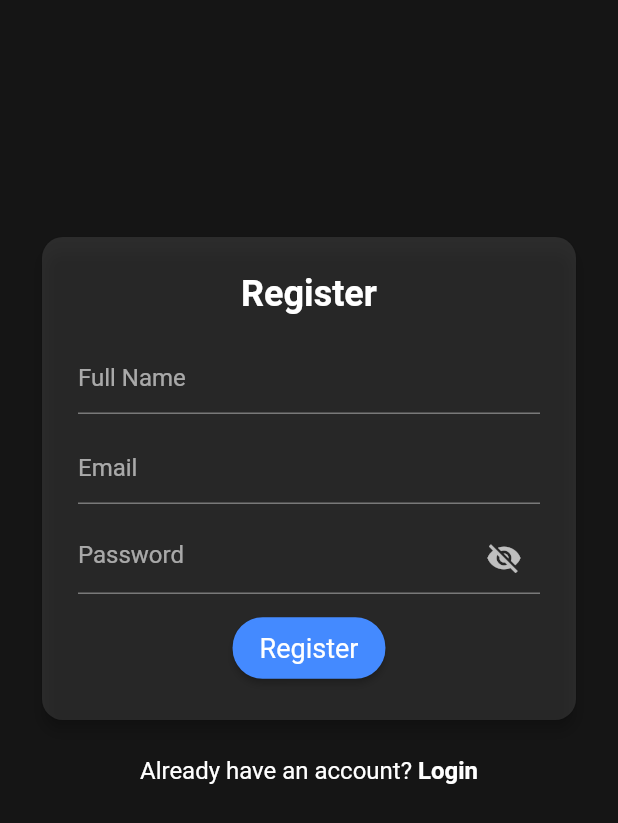
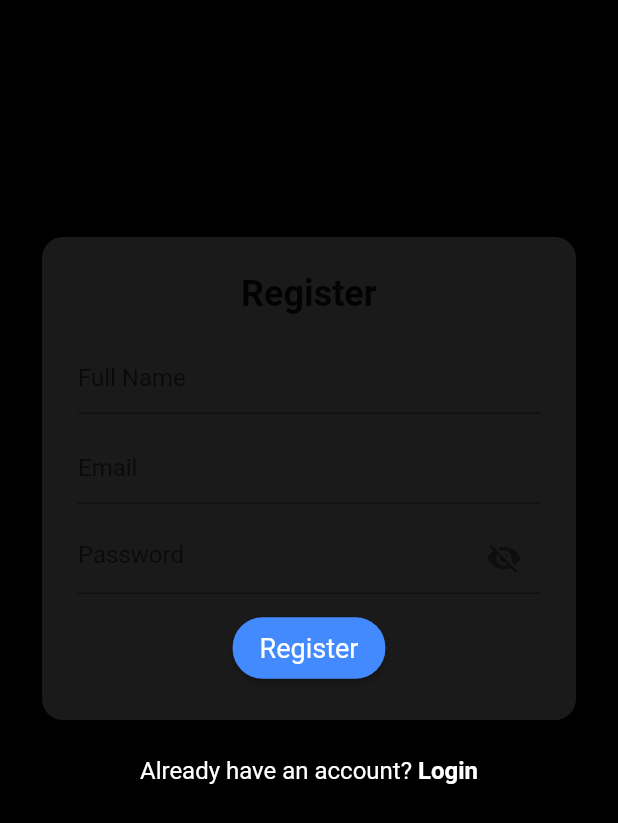
Before and after one commit to edward-billy/pay-u-mobile, a Flutter app: the screen it shows after launch, after a tap on "Login", after a tap on "Register", on a phone screen of 412 x 824 dp. Shown: the top 823 px of the screen. Run offline on Flutter 3.47's test engine with Material 2 defaults, Android fonts, the phone set to English and light mode, and no system bars; our stand-ins replace shared_preferences.

Commit message:
update api fetching login regist and logout

```diff
--- a/lib/main.dart
+++ b/lib/main.dart
@@ -14,16 +14,18 @@ class MyApp extends StatelessWidget {
     return MaterialApp(
       title: 'Flutter Demo',
       debugShowCheckedModeBanner: false,
-      home: CheckAuth(),
-      darkTheme: ThemeData(
-          brightness: Brightness.dark, accentColor: Colors.blueAccent),
-      themeMode: ThemeMode.dark,
+      home: const CheckAuth(),
+      darkTheme: ThemeData.dark(), // standard dark theme
+      themeMode: ThemeMode.system,
     );
   }
 }
 
 class CheckAuth extends StatefulWidget {
+  const CheckAuth({super.key});
+
   @override
+  // ignore: library_private_types_in_public_api
   _CheckAuthState createState() => _CheckAuthState();
 }
 
@@ -54,7 +56,7 @@ class _CheckAuthState extends State<CheckAuth> {
     if (isAuth) {
       child = Home();
     } else {
-      child = Login();
+      child = const Login();
     }
 
     return Scaffold(
--- a/lib/views/login.dart
+++ b/lib/views/login.dart
@@ -37,27 +37,27 @@ class _LoginState extends State<Login> {
   Widget build(BuildContext context) {
     return Scaffold(
       key: _scaffoldKey,
-      backgroundColor: Color(0xff151515),
+      backgroundColor: const Color(0xff151515),
       body: SafeArea(
         child: SingleChildScrollView(
-          padding: EdgeInsets.symmetric(horizontal: 28, vertical: 72),
+          padding: const EdgeInsets.symmetric(horizontal: 28, vertical: 72),
           child: Column(
             children: [
               Card(
                 elevation: 4.0,
                 color: Colors.white10,
-                margin: EdgeInsets.only(top: 86),
+                margin: const EdgeInsets.only(top: 86),
                 shape: RoundedRectangleBorder(
                   borderRadius: BorderRadius.circular(14),
                 ),
                 child: Padding(
-                  padding: EdgeInsets.all(24),
+                  padding: const EdgeInsets.all(24),
                   child: Form(
                     key: _formKey,
                     child: Column(
                       mainAxisAlignment: MainAxisAlignment.center,
                       children: [
-                        Text(
+                        const Text(
                           "Login",
                           textAlign: TextAlign.center,
                           style: TextStyle(
@@ -65,11 +65,11 @@ class _LoginState extends State<Login> {
                             fontWeight: FontWeight.bold,
                           ),
                         ),
-                        SizedBox(height: 18),
+                        const SizedBox(height: 18),
                         TextFormField(
                             cursorColor: Colors.blue,
                             keyboardType: TextInputType.text,
-                            decoration: InputDecoration(
+                            decoration: const InputDecoration(
                               hintText: "Email",
                             ),
                             validator: (emailValue) {
@@ -79,7 +79,7 @@ class _LoginState extends State<Login> {
                               email = emailValue;
                               return null;
                             }),
-                        SizedBox(height: 12),
+                        const SizedBox(height: 12),
                         TextFormField(
                             cursorColor: Colors.blue,
                             keyboardType: TextInputType.text,
@@ -100,44 +100,45 @@ class _LoginState extends State<Login> {
                               password = passwordValue;
                               return null;
                             }),
-                        SizedBox(height: 12),
+                        const SizedBox(height: 12),
                         ElevatedButton(
                           onPressed: () {
                             if (_formKey.currentState?.validate() ?? false) {
                               _login();
+                              debugPrint("test");
                             }
                           },
                           style: ElevatedButton.styleFrom(
-                            primary: Colors.blueAccent,
-                            onPrimary: Colors.white,
+                            foregroundColor: Colors.white,
+                            backgroundColor: Colors.blueAccent,
                             shape: RoundedRectangleBorder(
                               borderRadius: BorderRadius.circular(20.0),
                             ),
                           ),
                           child: Padding(
-                            padding: EdgeInsets.symmetric(
+                            padding: const EdgeInsets.symmetric(
                                 horizontal: 18, vertical: 10),
                             child: Text(
                               _isLoading ? 'Processing..' : 'Login',
-                              style: TextStyle(
+                              style: const TextStyle(
                                 fontSize: 18.0,
                                 fontWeight: FontWeight.normal,
                               ),
                             ),
                           ),
-                        )
+                        ),
                       ],
                     ),
                   ),
                 ),
               ),
-              SizedBox(
+              const SizedBox(
                 height: 24,
               ),
               Row(
                 mainAxisAlignment: MainAxisAlignment.center,
                 children: [
-                  Text(
+                  const Text(
                     "Does'nt have an account? ",
                     style: TextStyle(
                       color: Colors.white,
@@ -146,12 +147,10 @@ class _LoginState extends State<Login> {
                   ),
                   InkWell(
                     onTap: () {
-                      Navigator.push(
-                          context,
-                          new MaterialPageRoute(
-                              builder: (context) => Register()));
+                      Navigator.push(context,
+                          MaterialPageRoute(builder: (context) => Register()));
                     },
-                    child: Text(
+                    child: const Text(
                       'Register',
                       style: TextStyle(
                         color: Colors.white,
@@ -182,9 +181,10 @@ class _LoginState extends State<Login> {
       SharedPreferences localStorage = await SharedPreferences.getInstance();
       localStorage.setString('token', json.encode(body['token']));
       localStorage.setString('user', json.encode(body['user']));
+      // ignore: use_build_context_synchronously
       Navigator.pushReplacement(
         context,
-        new MaterialPageRoute(builder: (context) => Home()),
+        MaterialPageRoute(builder: (context) => Home()),
       );
     } else {
       _showMsg(body['message']);
--- a/lib/views/register.dart
+++ b/lib/views/register.dart
@@ -38,7 +38,7 @@ class _RegisterState extends State<Register> {
   Widget build(BuildContext context) {
     return Scaffold(
       key: _scaffoldKey,
-      backgroundColor: Color(0xff151515),
+      backgroundColor: Colors.black,
       body: SafeArea(
         child: SingleChildScrollView(
           padding: EdgeInsets.symmetric(horizontal: 28, vertical: 72),
@@ -47,7 +47,7 @@ class _RegisterState extends State<Register> {
               Card(
                 elevation: 4.0,
                 color: Colors.white10,
-                margin: EdgeInsets.only(top: 86),
+                margin: const EdgeInsets.only(top: 86),
                 shape: RoundedRectangleBorder(
                   borderRadius: BorderRadius.circular(14),
                 ),
@@ -126,16 +126,16 @@ class _RegisterState extends State<Register> {
                             }
                           },
                           style: ElevatedButton.styleFrom(
-                            padding: EdgeInsets.symmetric(
+                            foregroundColor: Colors.white,
+                            backgroundColor: Colors.blueAccent,
+                            padding: const EdgeInsets.symmetric(
                                 horizontal: 18, vertical: 10),
                             shape: RoundedRectangleBorder(
                                 borderRadius: BorderRadius.circular(20.0)),
-                            primary: Colors.blueAccent,
-                            onPrimary: Colors.white,
                           ),
                           child: Text(
                             _isLoading ? 'Processing..' : 'Register',
-                            style: TextStyle(
+                            style: const TextStyle(
                               fontSize: 18.0,
                               fontWeight: FontWeight.normal,
                             ),
@@ -146,13 +146,13 @@ class _RegisterState extends State<Register> {
                   ),
                 ),
               ),
-              SizedBox(
+              const SizedBox(
                 height: 24,
               ),
               Row(
                 mainAxisAlignment: MainAxisAlignment.center,
                 children: [
-                  Text(
+                  const Text(
                     "Already have an account? ",
                     style: TextStyle(
                       color: Colors.white,
@@ -162,9 +162,9 @@ class _RegisterState extends State<Register> {
                   InkWell(
                     onTap: () {
                       Navigator.pop(context,
-                          new MaterialPageRoute(builder: (context) => Login()));
+                          MaterialPageRoute(builder: (context) => Login()));
                     },
-                    child: Text(
+                    child: const Text(
                       'Login',
                       style: TextStyle(
                         color: Colors.white,
@@ -195,6 +195,7 @@ class _RegisterState extends State<Register> {
       SharedPreferences localStorage = await SharedPreferences.getInstance();
       localStorage.setString('token', json.encode(body['token']));
       localStorage.setString('user', json.encode(body['user']));
+      // ignore: use_build_context_synchronously
       Navigator.pushReplacement(
         context,
         MaterialPageRoute(builder: (context) => Home()),
--- a/pubspec.yaml
+++ b/pubspec.yaml
@@ -2,7 +2,7 @@ name: payu
 description: A new Flutter project.
 # The following line prevents the package from being accidentally published to
 # pub.dev using `flutter pub publish`. This is preferred for private packages.
-publish_to: 'none' # Remove this line if you wish to publish to pub.dev
+publish_to: "none" # Remove this line if you wish to publish to pub.dev
 
 # The following defines the version and build number for your application.
 # A version number is three numbers separated by dots, like 1.2.43
@@ -19,7 +19,7 @@ publish_to: 'none' # Remove this line if you wish to publish to pub.dev
 version: 1.0.0+1
 
 environment:
-  sdk: '>=2.19.6 <3.0.0'
+  sdk: ">=2.19.1 <3.0.0"
 
 # Dependencies specify other packages that your package needs in order to work.
 # To automatically upgrade your package dependencies to the latest versions
@@ -53,7 +53,6 @@ dev_dependencies:
 
 # The following section is specific to Flutter packages.
 flutter:
-
   # The following line ensures that the Material Icons font is
   # included with your application, so that you can use the icons in
   # the material Icons class.
```
Also changed, not shown: lib/app/api.dart (+8 -5 lines), lib/views/home.dart (+11 -8 lines), pubspec.lock.
